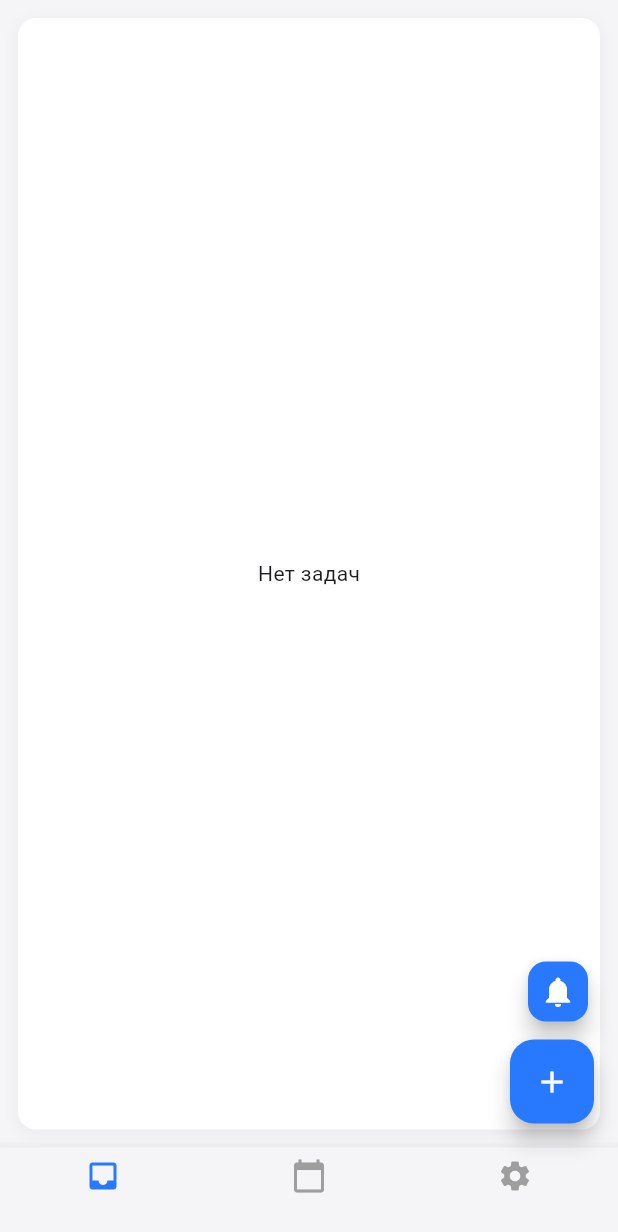
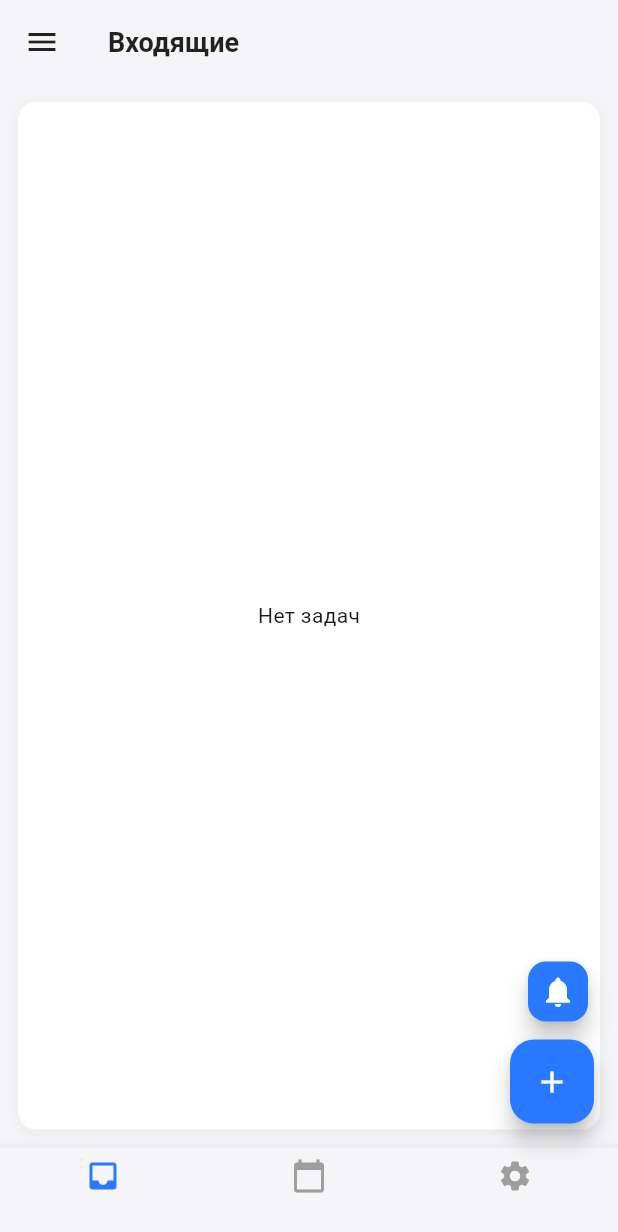
Before and after one commit to DeusMS/kitty_worries, a Flutter app: the screen it shows once a user with an empty profile is signed in, on a phone screen of 412 x 824 dp. Shown: the top 1232 px of the screen. Run offline on Flutter 3.47's test engine with Material 3 defaults, Android fonts, the phone set to English and light mode, and no system bars; our stand-ins replace awesome_notifications, cloud_firestore, firebase_auth, firebase_core, firebase_messaging, firebase_storage and 4 more; accounts and stored records are empty; project files that could hold a hidden picture were left out.

Commit message:
feat: add dynamic appbar titles

```diff
--- a/lib/screens/home_screen.dart
+++ b/lib/screens/home_screen.dart
@@ -134,6 +134,19 @@ class _HomeScreenState extends State<HomeScreen> {
     ];
 
     return Scaffold(
+      appBar: AppBar(
+        title: Text(
+          _getTitle(),
+          style: const TextStyle(
+            fontSize: 18,
+            fontWeight: FontWeight.bold,
+            color: Colors.black87,
+          ),
+        ),
+        backgroundColor: const Color(0xFFF5F5F7),
+        elevation: 0,
+        iconTheme: const IconThemeData(color: Colors.black87),
+      ),
       drawer: const CustomDrawer(),
       body: screens[_selectedIndex],
       bottomNavigationBar: BottomNavigationBar(
@@ -191,6 +204,17 @@ class _HomeScreenState extends State<HomeScreen> {
   }
 
   String _getTitle() {
+    if (_selectedIndex == 1) {
+      return 'Календарь';
+    }
+    if (_selectedIndex == 2) {
+      return 'Настройки';
+    }
+
+    if (widget.listName != null) {
+      return widget.listName!;
+    }
+
     switch (widget.viewFilter) {
       case 'today':
         return 'Сегодня';
```
